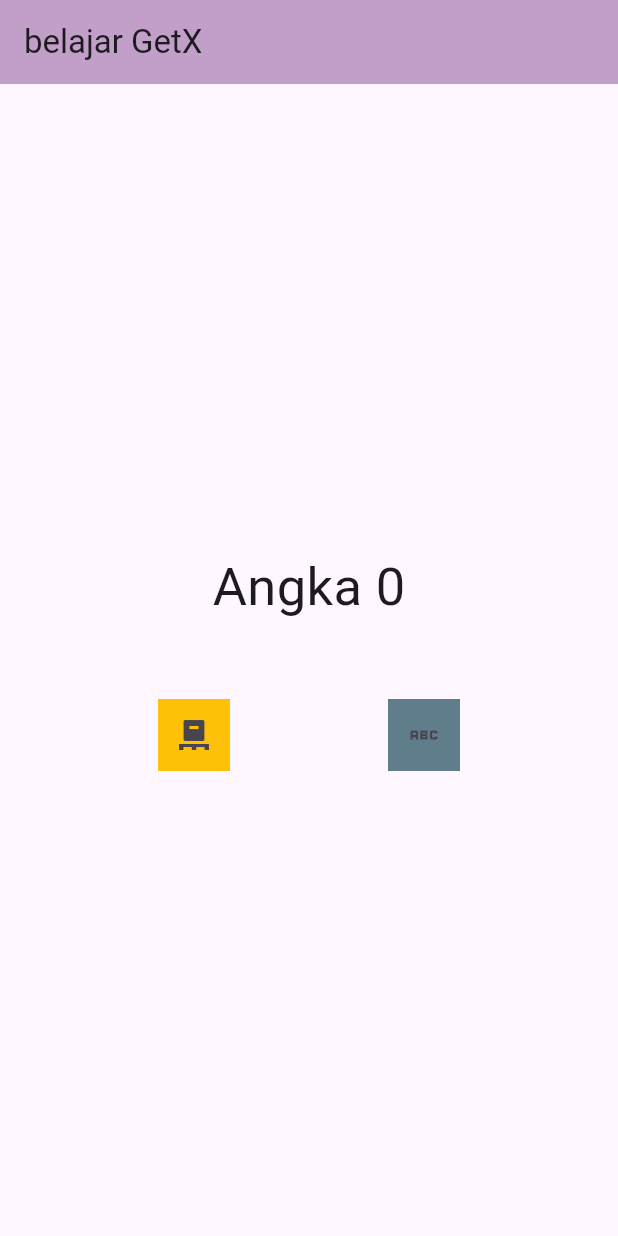
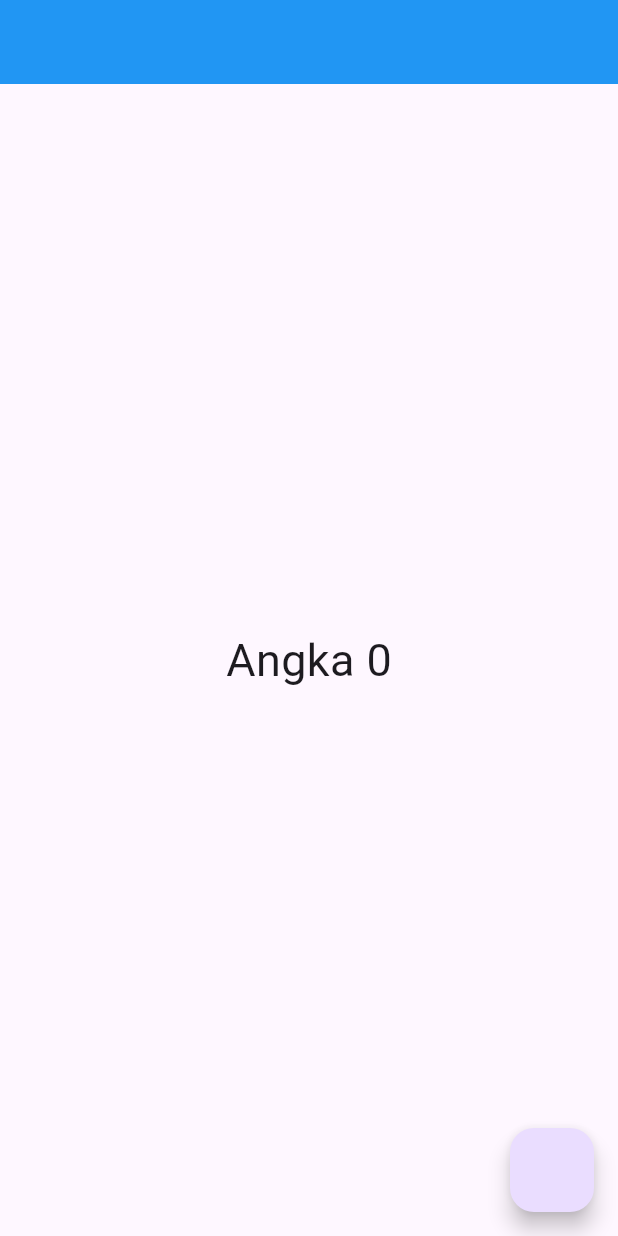
Before and after one commit to fannyHere/getX-for-me, a Flutter app: the screen it shows after launch, on a phone screen of 412 x 824 dp. Run offline on Flutter 3.47's test engine with Material 3 defaults, Android fonts, the phone set to English and light mode, and no system bars; our stand-ins replace get.

Commit message:
added state manager reactive and simpel using GetX with many study cases

```diff
--- /dev/null
+++ b/lib/02_state_manager/02_SIMPEL_getbuilder.dart
@@ -0,0 +1,47 @@
+import 'package:flutter/material.dart';
+import 'package:get/get.dart';
+
+import '../controllers/02_counter_REACTIVE_SIMPEL.dart';
+
+class Simple_GetBuilder extends StatelessWidget {
+  @override
+  Widget build(BuildContext context) {
+    return GetMaterialApp(
+      debugShowCheckedModeBanner: false,
+      home: simple_GetBuilder(), //klo provider sama bloc ini diwrapping gitu
+    );
+  }
+}
+
+class simple_GetBuilder extends StatelessWidget {
+  final CountC = Get.put(Simpel_CounterController());
+
+  @override
+  Widget build(BuildContext context) {
+    return Scaffold(
+      appBar: AppBar(
+        backgroundColor: Colors.blue,
+      ),
+      body: Center(
+        //diconsume hasil pemantauan obsnya di sini
+        child: GetBuilder<Simpel_CounterController>(
+          // init: Simpel_CounterController(), //pengganti getput ==>> final CountC = Get.put(Simpel_CounterController());
+          initState: (_) {},
+          builder: (controller) {
+            return Text(
+              "Angka ${controller.counter}", //harus ada yg diobservasi dari obs nya
+              style: TextStyle(
+                fontSize: 30,
+              ),
+            );
+          },
+        ),
+      ),
+      floatingActionButton: FloatingActionButton(
+        onPressed: () {
+          CountC.increment();
+        },
+      ),
+    );
+  }
+}
--- a/lib/main.dart
+++ b/lib/main.dart
@@ -1,74 +1,17 @@
-import 'package:belajar_getx/controllers/counter_controller.dart';
 import 'package:flutter/material.dart';
-import 'package:get/get.dart';
+
+import '02_state_manager/02_SIMPEL_getbuilder.dart';
 
 void main() {
   runApp(MyApp());
 }
 
 class MyApp extends StatelessWidget {
-  final C = Get.put(CounterController()); //cukup taro sini aja
-  final T = Get.put(ThemeController());
   @override
   Widget build(BuildContext context) {
-    return Obx(
-      () => GetMaterialApp(
-        debugShowCheckedModeBanner: false,
-        home: CounterPage(), //klo provider sama bloc ini diwrapping gitu
-        theme: T.isDark.value ? ThemeData.dark() : ThemeData.light(),
-      ),
+    return MaterialApp(
+      debugShowCheckedModeBanner: false,
+      home: Simple_GetBuilder(),
     );
   }
 }
-
-class CounterPage extends StatelessWidget {
-  final counterC = Get.find<CounterController>(); //ini turunan dari atas
-  final themeC = Get.find<ThemeController>();
-
-  @override
-  Widget build(BuildContext context) {
-    return Scaffold(
-      appBar: AppBar(
-        title: Text("belajar GetX"),
-        backgroundColor: Color.fromRGBO(194, 159, 201, 1),
-      ),
-      body: Column(
-        mainAxisAlignment: MainAxisAlignment.center,
-        children: [
-          Center(
-            child: Obx(
-              () => Text(
-                "Angka ${counterC.counter}",
-                style: TextStyle(
-                  fontSize: 35,
-                ),
-              ),
-            ),
-          ),
-          SizedBox(
-            height: 50,
-          ),
-          Row(
-            mainAxisAlignment: MainAxisAlignment.spaceEvenly,
-            children: [
-              Container(
-                color: Colors.amber,
-                child: IconButton(
-                  onPressed: () => themeC.changeTheme(),
-                  icon: Icon(Icons.pallet),
-                ),
-              ),
-              Container(
-                color: Colors.blueGrey,
-                child: IconButton(
-                  onPressed: () => counterC.decrement(),
-                  icon: Icon(Icons.abc),
-                ),
-              ),
-            ],
-          ),
-        ],
-      ),
-    );
-  }
-}
```
Also changed, not shown: lib/01_statemanagement_GetX/01_state_management_getx.dart (added, +70 -0 lines), lib/02_state_manager/02_REACTIVE_OBX.dart (added, +43 -0 lines), lib/02_state_manager/02_REACTIVE_getX.dart (added, +48 -0 lines), lib/02_state_manager/02_main.dart (added, +45 -0 lines), lib/02_state_manager/02_panjul02_model.dart (added, +48 -0 lines), lib/02_state_manager/02_panjul_obs.dart (added, +44 -0 lines), lib/02_state_manager/02_panjul_rapi_obs.dart (added, +43 -0 lines), lib/02_state_manager/02_panjul_rapi_update.dart (added, +43 -0 lines), lib/controllers/02_counter_REACTIVE_SIMPEL.dart (added, +23 -0 lines), lib/controllers/02_orang_controller.dart (added, +38 -0 lines), lib/models/02_state_manager_model.dart (added, +22 -0 lines), lib/controllers/01_counter_controller.dart (renamed from lib/controllers/counter_controller.dart).
